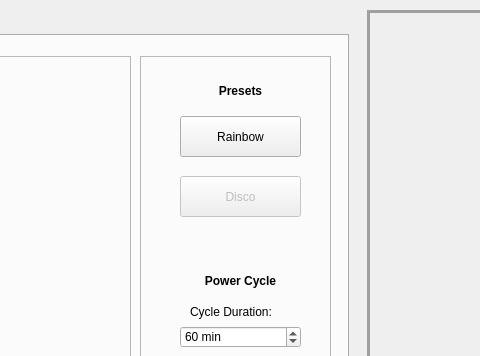
The window that _ui/Clinostat.ui (CoCl-Jerry/SciSpin_Max_Dev) describes before a commit, drawn with Qt 5; both pictures show x 292 to 772 and y 0 to 356 of the 1024 by 600 pixel window.
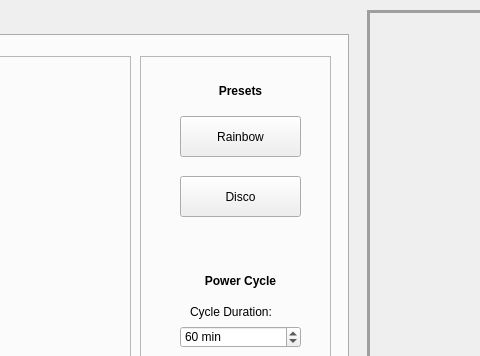
The same window after the commit. Icons and pictures are not drawn.

```diff
--- a/_ui/Clinostat.ui
+++ b/_ui/Clinostat.ui
@@ -357,7 +357,7 @@
       </widget>
       <widget class="QPushButton" name="disco_pushButton">
        <property name="enabled">
-        <bool>false</bool>
+        <bool>true</bool>
        </property>
        <property name="geometry">
         <rect>
```
